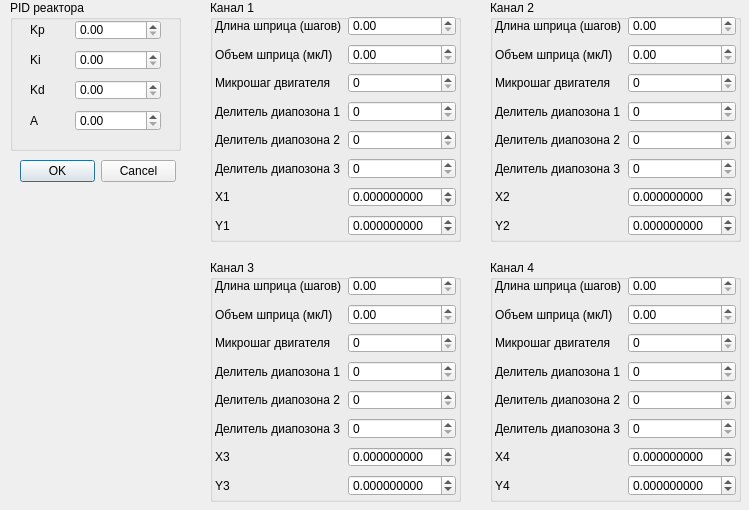
Before: the Qt Designer form formreacsettings.ui in ProElDinh/ChemController, drawn with Qt 5.
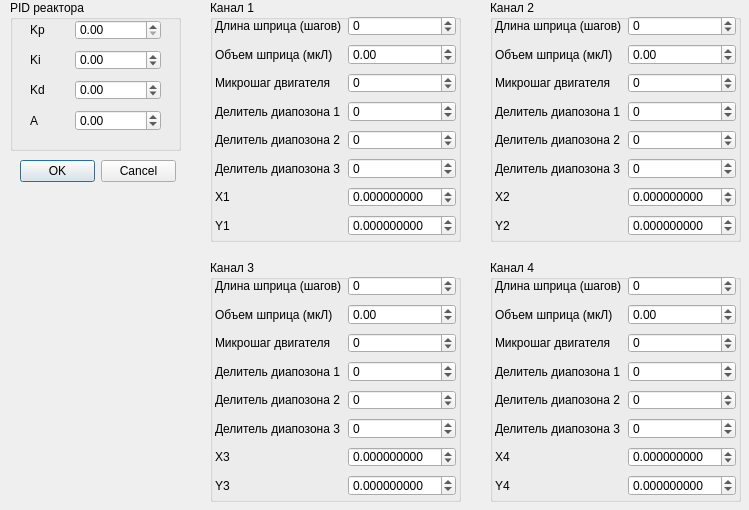
After: the same form once the commit is applied.

Diff of the .ui file:
```diff
--- a/formreacsettings.ui
+++ b/formreacsettings.ui
@@ -86,7 +86,14 @@
       </widget>
      </item>
      <item row="1" column="1">
-      <widget class="QDoubleSpinBox" name="doubleSpinBox_2"/>
+      <widget class="QDoubleSpinBox" name="numKi">
+       <property name="minimum">
+        <double>-1000.000000000000000</double>
+       </property>
+       <property name="maximum">
+        <double>99999.000000000000000</double>
+       </property>
+      </widget>
      </item>
      <item row="2" column="0">
       <widget class="QLabel" name="label_3">
@@ -96,7 +103,14 @@
       </widget>
      </item>
      <item row="2" column="1">
-      <widget class="QDoubleSpinBox" name="doubleSpinBox_3"/>
+      <widget class="QDoubleSpinBox" name="numKd">
+       <property name="minimum">
+        <double>-1000.000000000000000</double>
+       </property>
+       <property name="maximum">
+        <double>999999.989999999990687</double>
+       </property>
+      </widget>
      </item>
      <item row="3" column="0">
       <widget class="QLabel" name="label_4">
@@ -106,7 +120,14 @@
       </widget>
      </item>
      <item row="3" column="1">
-      <widget class="QDoubleSpinBox" name="doubleSpinBox_4"/>
+      <widget class="QDoubleSpinBox" name="numKa">
+       <property name="minimum">
+        <double>-1000.000000000000000</double>
+       </property>
+       <property name="maximum">
+        <double>1000000.000000000000000</double>
+       </property>
+      </widget>
      </item>
     </layout>
    </widget>
@@ -207,11 +228,15 @@
        </property>
       </widget>
      </item>
-     <item row="0" column="1">
-      <widget class="QDoubleSpinBox" name="doubleSpinBox_5"/>
-     </item>
      <item row="1" column="1">
-      <widget class="QDoubleSpinBox" name="doubleSpinBox_6"/>
+      <widget class="QDoubleSpinBox" name="numVolCH1">
+       <property name="minimum">
+        <double>-1000000.000000000000000</double>
+       </property>
+       <property name="maximum">
+        <double>999999999.990000009536743</double>
+       </property>
+      </widget>
      </item>
      <item row="6" column="1">
       <widget class="QDoubleSpinBox" name="doubleSpinBox_11">
@@ -234,16 +259,54 @@
       </widget>
      </item>
      <item row="5" column="1">
-      <widget class="QSpinBox" name="spinBox"/>
+      <widget class="QSpinBox" name="numPsc3CH1">
+       <property name="minimum">
+        <number>-100000000</number>
+       </property>
+       <property name="maximum">
+        <number>99999999</number>
+       </property>
+      </widget>
      </item>
      <item row="4" column="1">
-      <widget class="QSpinBox" name="spinBox_2"/>
+      <widget class="QSpinBox" name="numPsc2CH1">
+       <property name="minimum">
+        <number>-100000000</number>
+       </property>
+       <property name="maximum">
+        <number>999999999</number>
+       </property>
+      </widget>
      </item>
      <item row="3" column="1">
-      <widget class="QSpinBox" name="spinBox_3"/>
+      <widget class="QSpinBox" name="numPsc1CH1">
+       <property name="minimum">
+        <number>-1000000</number>
+       </property>
+       <property name="maximum">
+        <number>99999999</number>
+       </property>
+      </widget>
      </item>
      <item row="2" column="1">
-      <widget class="QSpinBox" name="spinBox_4"/>
+      <widget class="QSpinBox" name="numMicroStepCH1">
+       <property name="minimum">
+        <number>-110000</number>
+       </property>
+       <property name="maximum">
+        <number>999999</number>
+       </property>
+      </widget>
+     </item>
+     <item row="0" column="1">
+      <widget class="QSpinBox" name="numLenCH1">
+       <property name="minimum">
+        <number>-100000</number>
+       </property>
+       <property name="maximum">
+        <number>100000</number>
+       </property>
+      </widget>
      </item>
     </layout>
    </widget>
@@ -344,11 +407,15 @@
        </property>
       </widget>
      </item>
-     <item row="0" column="1">
-      <widget class="QDoubleSpinBox" name="doubleSpinBox_7"/>
-     </item>
      <item row="1" column="1">
-      <widget class="QDoubleSpinBox" name="doubleSpinBox_8"/>
+      <widget class="QDoubleSpinBox" name="numVolCH2">
+       <property name="minimum">
+        <double>-100000.000000000000000</double>
+       </property>
+       <property name="maximum">
+        <double>99999999.000000000000000</double>
+       </property>
+      </widget>
      </item>
      <item row="6" column="1">
       <widget class="QDoubleSpinBox" name="doubleSpinBox_13">
@@ -371,16 +438,54 @@
       </widget>
      </item>
      <item row="5" column="1">
-      <widget class="QSpinBox" name="spinBox_5"/>
+      <widget class="QSpinBox" name="numPsc3CH2">
+       <property name="minimum">
+        <number>-1000000</number>
+       </property>
+       <property name="maximum">
+        <number>99999</number>
+       </property>
+      </widget>
      </item>
      <item row="4" column="1">
-      <widget class="QSpinBox" name="spinBox_6"/>
+      <widget class="QSpinBox" name="numPsc2CH3">
+       <property name="minimum">
+        <number>-100000</number>
+       </property>
+       <property name="maximum">
+        <number>9999999</number>
+       </property>
+      </widget>
      </item>
      <item row="3" column="1">
-      <widget class="QSpinBox" name="spinBox_7"/>
+      <widget class="QSpinBox" name="numPsc1CH2">
+       <property name="minimum">
+        <number>-10000</number>
+       </property>
+       <property name="maximum">
+        <number>9999999</number>
+       </property>
+      </widget>
      </item>
      <item row="2" column="1">
-      <widget class="QSpinBox" name="spinBox_8"/>
+      <widget class="QSpinBox" name="numMicroStepCH2">
+       <property name="minimum">
+        <number>-10000</number>
+       </property>
+       <property name="maximum">
+        <number>99999</number>
+       </property>
+      </widget>
+     </item>
+     <item row="0" column="1">
+      <widget class="QSpinBox" name="numLenCH2">
+       <property name="minimum">
+        <number>-1000000</number>
+       </property>
+       <property name="maximum">
+        <number>999999</number>
+       </property>
+      </widget>
      </item>
     </layout>
    </widget>
@@ -481,11 +586,15 @@
        </property>
       </widget>
      </item>
-     <item row="0" column="1">
-      <widget class="QDoubleSpinBox" name="doubleSpinBox_9"/>
-     </item>
      <item row="1" column="1">
-      <widget class="QDoubleSpinBox" name="doubleSpinBox_10"/>
+      <widget class="QDoubleSpinBox" name="numVolCH3">
+       <property name="minimum">
+        <double>-1000000.000000000000000</double>
+       </property>
+       <property name="maximum">
+        <double>9999999.000000000000000</double>
+       </property>
+      </widget>
      </item>
      <item row="6" column="1">
       <widget class="QDoubleSpinBox" name="doubleSpinBox_15">
@@ -508,16 +617,54 @@
       </widget>
      </item>
      <item row="5" column="1">
-      <widget class="QSpinBox" name="spinBox_9"/>
+      <widget class="QSpinBox" name="numPsc3CH3">
+       <property name="minimum">
+        <number>-1000000</number>
+       </property>
+       <property name="maximum">
+        <number>99999999</number>
+       </property>
+      </widget>
      </item>
      <item row="4" column="1">
-      <widget class="QSpinBox" name="spinBox_10"/>
+      <widget class="QSpinBox" name="numPsc2CH2">
+       <property name="minimum">
+        <number>-10000000</number>
+       </property>
+       <property name="maximum">
+        <number>99999999</number>
+       </property>
+      </widget>
      </item>
      <item row="3" column="1">
-      <widget class="QSpinBox" name="spinBox_11"/>
+      <widget class="QSpinBox" name="numPsc1CH3">
+       <property name="minimum">
+        <number>-100000</number>
+       </property>
+       <property name="maximum">
+        <number>9999999</number>
+       </property>
+      </widget>
      </item>
      <item row="2" column="1">
-      <widget class="QSpinBox" name="spinBox_12"/>
+      <widget class="QSpinBox" name="numMicroStepCH3">
+       <property name="minimum">
+        <number>-1000000</number>
+       </property>
+       <property name="maximum">
+        <number>9999999</number>
+       </property>
+      </widget>
+     </item>
+     <item row="0" column="1">
+      <widget class="QSpinBox" name="numLenCH3">
+       <property name="minimum">
+        <number>-100000</number>
+       </property>
+       <property name="maximum">
+        <number>9999999</number>
+       </property>
+      </widget>
      </item>
     </layout>
    </widget>
@@ -618,11 +765,15 @@
        </property>
       </widget>
      </item>
-     <item row="0" column="1">
-      <widget class="QDoubleSpinBox" name="doubleSpinBox_17"/>
-     </item>
      <item row="1" column="1">
-      <widget class="QDoubleSpinBox" name="doubleSpinBox_18"/>
+      <widget class="QDoubleSpinBox" name="numVolCH4">
+       <property name="minimum">
+        <double>-100000.000000000000000</double>
+       </property>
+       <property name="maximum">
+        <double>9999999.990000000223517</double>
+       </property>
+      </widget>
      </item>
      <item row="6" column="1">
       <widget class="QDoubleSpinBox" name="doubleSpinBox_19">
@@ -645,16 +796,54 @@
       </widget>
      </item>
      <item row="5" column="1">
-      <widget class="QSpinBox" name="spinBox_13"/>
+      <widget class="QSpinBox" name="numPsc3CH4">
+       <property name="minimum">
+        <number>-1000000</number>
+       </property>
+       <property name="maximum">
+        <number>99999</number>
+       </property>
+      </widget>
      </item>
      <item row="4" column="1">
-      <widget class="QSpinBox" name="spinBox_14"/>
+      <widget class="QSpinBox" name="numPsc2CH4">
+       <property name="minimum">
+        <number>-100000</number>
+       </property>
+       <property name="maximum">
+        <number>999999</number>
+       </property>
+      </widget>
      </item>
      <item row="3" column="1">
-      <widget class="QSpinBox" name="spinBox_15"/>
+      <widget class="QSpinBox" name="numPsc1CH4">
+       <property name="minimum">
+        <number>-100000</number>
+       </property>
+       <property name="maximum">
+        <number>999999</number>
+       </property>
+      </widget>
      </item>
      <item row="2" column="1">
-      <widget class="QSpinBox" name="spinBox_16"/>
+      <widget class="QSpinBox" name="numMicroStepCH4">
+       <property name="minimum">
+        <number>-100000</number>
+       </property>
+       <property name="maximum">
+        <number>99999</number>
+       </property>
+      </widget>
+     </item>
+     <item row="0" column="1">
+      <widget class="QSpinBox" name="numLenCH4">
+       <property name="minimum">
+        <number>-1000000</number>
+       </property>
+       <property name="maximum">
+        <number>9999999</number>
+       </property>
+      </widget>
      </item>
     </layout>
    </widget>
```
Left out of the diff: 42 changed lines with no effect on the pictures.
